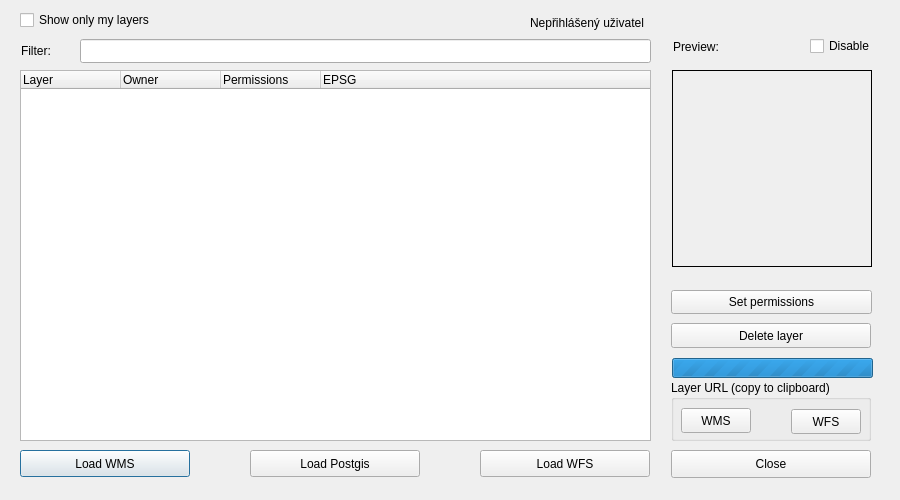
Old version of the form dlg_addLayer.ui in the repository LESPROJEKT/qgis-layman-plugin.
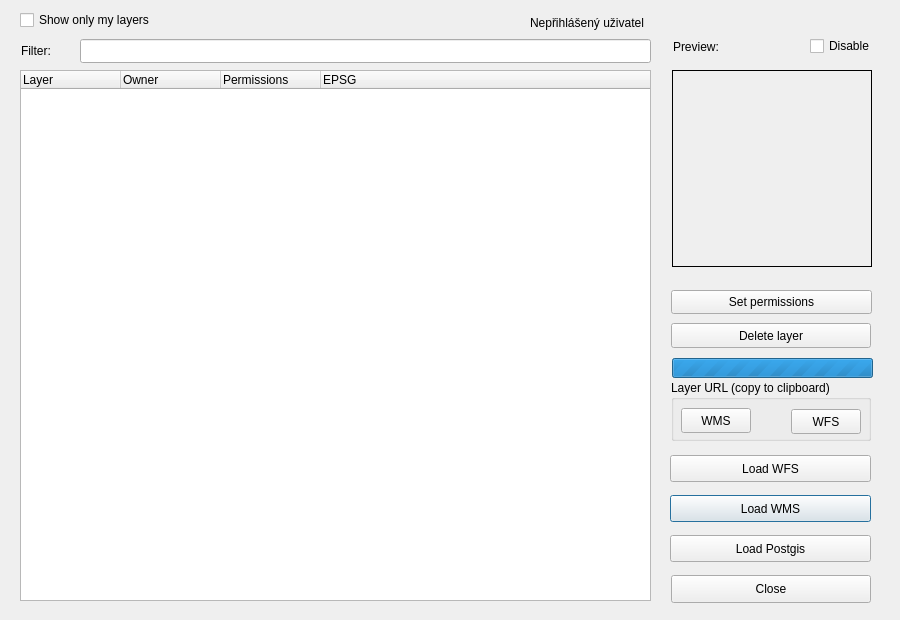
New version of the form. Custom widgets are drawn as their Qt base class.

Commit message: add layer dialong

```diff
--- a/dlg_addLayer.ui
+++ b/dlg_addLayer.ui
@@ -10,7 +10,7 @@
     <x>0</x>
     <y>0</y>
     <width>900</width>
-    <height>500</height>
+    <height>620</height>
    </rect>
   </property>
   <property name="sizePolicy">
@@ -22,13 +22,13 @@
   <property name="minimumSize">
    <size>
     <width>900</width>
-    <height>500</height>
+    <height>620</height>
    </size>
   </property>
   <property name="maximumSize">
    <size>
     <width>900</width>
-    <height>500</height>
+    <height>620</height>
    </size>
   </property>
   <property name="windowTitle">
@@ -37,9 +37,9 @@
   <widget class="QPushButton" name="pushButton">
    <property name="geometry">
     <rect>
-     <x>20</x>
-     <y>450</y>
-     <width>170</width>
+     <x>670</x>
+     <y>495</y>
+     <width>201</width>
      <height>27</height>
     </rect>
    </property>
@@ -53,7 +53,7 @@
      <x>20</x>
      <y>70</y>
      <width>631</width>
-     <height>371</height>
+     <height>531</height>
     </rect>
    </property>
    <property name="selectionMode">
@@ -84,7 +84,7 @@
    <property name="geometry">
     <rect>
      <x>671</x>
-     <y>450</y>
+     <y>575</y>
      <width>200</width>
      <height>28</height>
     </rect>
@@ -138,9 +138,9 @@
   <widget class="QPushButton" name="pushButton_wfs">
    <property name="geometry">
     <rect>
-     <x>480</x>
-     <y>450</y>
-     <width>170</width>
+     <x>670</x>
+     <y>455</y>
+     <width>201</width>
      <height>27</height>
     </rect>
    </property>
@@ -322,9 +322,9 @@
   <widget class="QPushButton" name="pushButton_postgis">
    <property name="geometry">
     <rect>
-     <x>250</x>
-     <y>450</y>
-     <width>170</width>
+     <x>670</x>
+     <y>535</y>
+     <width>201</width>
      <height>27</height>
     </rect>
    </property>
```
The commit also changes 2 other files.
